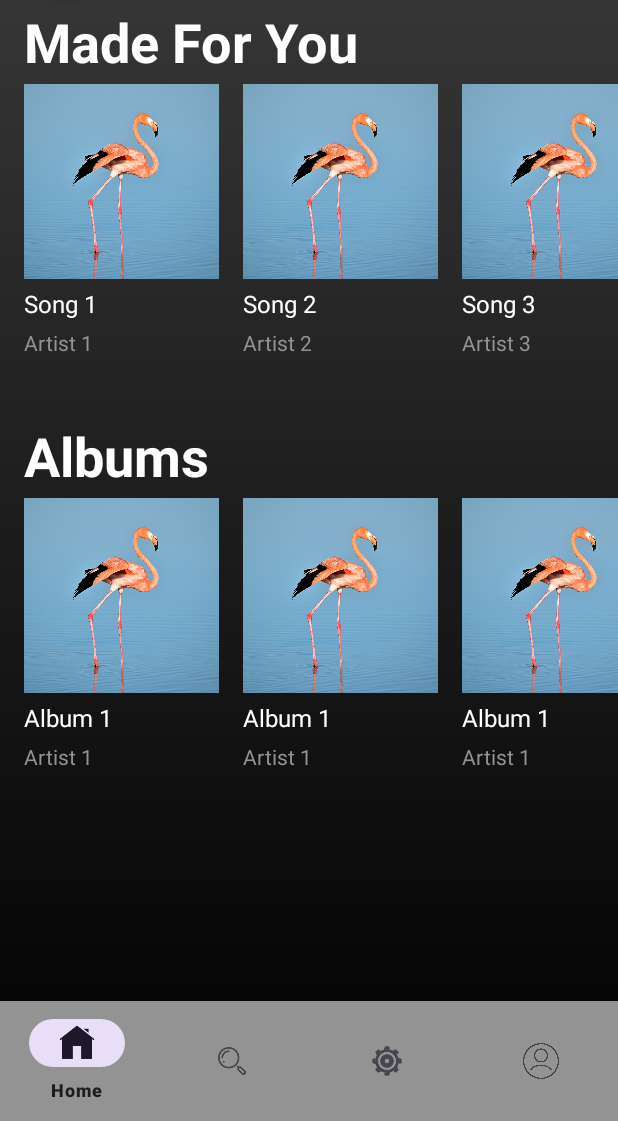
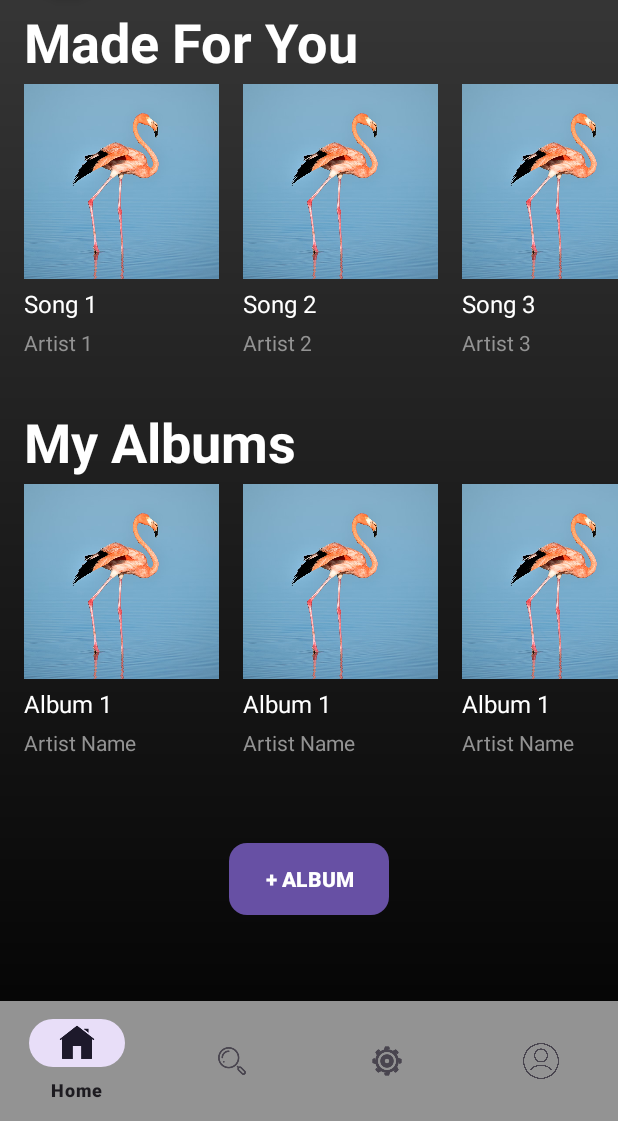
Before and after one commit to Buituansonzx/prm392, an Android app: the screen it shows after launch (Home), on a phone screen of 412 x 824 dp, the part 115-1236 px from its top. Run offline under Robolectric (Android 15) with nearby library versions, the phone set to English and light mode, and no system bars.

Commit message:
btn_add_album in homepage

```diff
--- a/app/src/main/java/com/example/musicapp/AlbumsAdapter.java
+++ b/app/src/main/java/com/example/musicapp/AlbumsAdapter.java
@@ -30,7 +30,6 @@ public class AlbumsAdapter extends RecyclerView.Adapter<AlbumsAdapter.AlbumsView
     public void onBindViewHolder(@NonNull AlbumsViewHolder holder, int position) {
         AlbumsItem currentItem = albumItems.get(position);
         holder.songNameTextView.setText(currentItem.getAlbumName());
-        holder.artistNameTextView.setText(currentItem.getArtistName());
 
         // Đặt hình ảnh cho ImageView. Bạn có thể sử dụng thư viện Glide hoặc Picasso để tải ảnh từ URL.
         holder.songImageView.setImageResource(currentItem.getImageResource());
@@ -57,12 +56,10 @@ public class AlbumsAdapter extends RecyclerView.Adapter<AlbumsAdapter.AlbumsView
     // Playlist item model class
     public static class AlbumsItem {
         private String albumName;
-        private String artistName;
         private int imageResource;
 
-        public AlbumsItem(String albumName, String artistName, int imageResource) {
+        public AlbumsItem(String albumName, int imageResource) {
             this.albumName = albumName;
-            this.artistName = artistName;
             this.imageResource = imageResource;
         }
 
@@ -70,9 +67,6 @@ public class AlbumsAdapter extends RecyclerView.Adapter<AlbumsAdapter.AlbumsView
             return albumName;
         }
 
-        public String getArtistName() {
-            return artistName;
-        }
 
         public int getImageResource() {
             return imageResource;
--- a/app/src/main/java/com/example/musicapp/Home.java
+++ b/app/src/main/java/com/example/musicapp/Home.java
@@ -42,12 +42,12 @@ public class Home extends AppCompatActivity {
         playlistItems.add(new PlaylistAdapter.PlaylistItem("Song 1", "Artist 1", R.drawable.img));
         // ... Thêm các mục khác nếu cần
         List<AlbumsAdapter.AlbumsItem> albumItems = new ArrayList<>();
-        albumItems.add(new AlbumsAdapter.AlbumsItem("Album 1", "Artist 1", R.drawable.img));
-        albumItems.add(new AlbumsAdapter.AlbumsItem("Album 1", "Artist 1", R.drawable.img));
-        albumItems.add(new AlbumsAdapter.AlbumsItem("Album 1", "Artist 1", R.drawable.img));
-        albumItems.add(new AlbumsAdapter.AlbumsItem("Album 1", "Artist 1", R.drawable.img));
-        albumItems.add(new AlbumsAdapter.AlbumsItem("Album 1", "Artist 1", R.drawable.img));
-        albumItems.add(new AlbumsAdapter.AlbumsItem("Album 1", "Artist 1", R.drawable.img));
+        albumItems.add(new AlbumsAdapter.AlbumsItem("Album 1", R.drawable.img));
+        albumItems.add(new AlbumsAdapter.AlbumsItem("Album 1", R.drawable.img));
+        albumItems.add(new AlbumsAdapter.AlbumsItem("Album 1", R.drawable.img));
+        albumItems.add(new AlbumsAdapter.AlbumsItem("Album 1", R.drawable.img));
+        albumItems.add(new AlbumsAdapter.AlbumsItem("Album 1", R.drawable.img));
+        albumItems.add(new AlbumsAdapter.AlbumsItem("Album 1", R.drawable.img));
 
         // Thiết lập adapter và gán vào RecyclerView
         playlistAdapter = new PlaylistAdapter(playlistItems);
--- /dev/null
+++ b/app/src/main/res/drawable/button_background.xml
@@ -0,0 +1,18 @@
+<!-- button_background.xml -->
+<selector xmlns:android="http://schemas.android.com/apk/res/android">
+    <!-- Trạng thái khi nhấn giữ -->
+    <item android:state_pressed="true">
+        <shape android:shape="rectangle">
+            <solid android:color="@color/button_pressed_color" />
+            <corners android:radius="12dp" /> <!-- Độ bo góc của Button -->
+        </shape>
+    </item>
+
+    <!-- Trạng thái mặc định -->
+    <item>
+        <shape android:shape="rectangle">
+            <solid android:color="@color/button_bg_color" />
+            <corners android:radius="12dp" />
+        </shape>
+    </item>
+</selector>
--- /dev/null
+++ b/app/src/main/res/drawable/ripple_effect.xml
@@ -0,0 +1,19 @@
+<ripple xmlns:android="http://schemas.android.com/apk/res/android"
+    android:color="@color/button_pressed_color"> <!-- Màu khi nhấn -->
+
+    <!-- Màu của hiệu ứng ripple -->
+    <item>
+        <shape android:shape="rectangle">
+            <solid android:color="@color/button_bg_color" /> <!-- Nền của ripple -->
+            <corners android:radius="12dp" />
+        </shape>
+    </item>
+
+    <!-- Mask để xác định vùng ripple, dùng màu khác hoặc loại bỏ nếu không cần thiết -->
+    <item android:id="@android:id/mask">
+        <shape android:shape="rectangle">
+            <solid android:color="@android:color/white" /> <!-- Màu của mask -->
+            <corners android:radius="12dp" />
+        </shape>
+    </item>
+</ripple>
--- a/app/src/main/res/layout/activity_home.xml
+++ b/app/src/main/res/layout/activity_home.xml
@@ -8,6 +8,7 @@
     android:background="@drawable/gradient_background"
     tools:context=".Home">
 
+    <!-- Các thành phần như TextView, RecyclerView... -->
     <TextView
         android:id="@+id/madeforyou"
         android:layout_width="wrap_content"
@@ -27,7 +28,6 @@
         android:layout_height="wrap_content"
         android:orientation="horizontal"
         app:layout_constraintEnd_toEndOf="parent"
-        app:layout_constraintHorizontal_bias="1.0"
         app:layout_constraintStart_toStartOf="parent"
         app:layout_constraintTop_toBottomOf="@id/madeforyou" />
 
@@ -36,13 +36,13 @@
         android:layout_width="wrap_content"
         android:layout_height="wrap_content"
         android:layout_marginStart="16dp"
-        android:layout_marginTop="356dp"
-        android:text="Albums"
+        android:layout_marginTop="32dp"
+        android:text="@string/my_albums"
         android:textColor="@color/white"
         android:textSize="36sp"
         android:textStyle="bold"
         app:layout_constraintStart_toStartOf="parent"
-        app:layout_constraintTop_toTopOf="parent" />
+        app:layout_constraintTop_toBottomOf="@id/recyclerview" />
 
     <androidx.recyclerview.widget.RecyclerView
         android:id="@+id/recyclerablbums"
@@ -50,7 +50,6 @@
         android:layout_height="wrap_content"
         android:orientation="horizontal"
         app:layout_constraintEnd_toEndOf="parent"
-        app:layout_constraintHorizontal_bias="1.0"
         app:layout_constraintStart_toStartOf="parent"
         app:layout_constraintTop_toBottomOf="@id/albums" />
 
@@ -64,6 +63,7 @@
         app:layout_constraintTop_toTopOf="parent" />
 
     <androidx.cardview.widget.CardView
+        android:id="@+id/cardView"
         android:layout_width="60dp"
         android:layout_height="60dp"
         android:layout_gravity="center"
@@ -82,27 +82,38 @@
             android:src="@mipmap/logomusic2" />
     </androidx.cardview.widget.CardView>
 
-    <RelativeLayout
-        android:layout_width="match_parent"
-        android:layout_height="match_parent" >
-
-        <!-- Nội dung chính của Activity -->
+    <!-- FrameLayout chứa nội dung chính -->
     <FrameLayout
         android:id="@+id/fragment_container"
-            android:layout_width="match_parent"
-            android:layout_height="match_parent"
-            android:layout_above="@id/bottom_navigation" />
+        android:layout_width="0dp"
+        android:layout_height="0dp"
+        app:layout_constraintBottom_toTopOf="@+id/bottom_navigation"
+        app:layout_constraintEnd_toEndOf="parent"
+        app:layout_constraintStart_toStartOf="parent"
+        app:layout_constraintTop_toBottomOf="@id/recyclerablbums">
+
+        <Button
+            android:id="@+id/btn_add_album"
+            android:layout_width="wrap_content"
+            android:layout_height="wrap_content"
+            android:layout_gravity="center"
+            android:text="+ ALBUM"
+            android:textStyle="bold"
+            android:textColor="@color/button_text_color"
+            android:background="@drawable/ripple_effect"
+            android:backgroundTint="#AAA2B4"
+            app:layout_constraintBottom_toBottomOf="parent"
+            app:layout_constraintEnd_toEndOf="parent"
+            app:layout_constraintStart_toStartOf="parent" />
+    </FrameLayout>
 
     <!-- BottomNavigationView -->
     <com.google.android.material.bottomnavigation.BottomNavigationView
         android:id="@+id/bottom_navigation"
         android:layout_width="match_parent"
         android:layout_height="wrap_content"
-            android:layout_alignParentBottom="true"
-            app:menu="@layout/bottom_nav_menu"
-            android:background="@color/gray"/>
-
-    </RelativeLayout>
-
+        android:background="@color/gray"
+        app:layout_constraintBottom_toBottomOf="parent"
+        app:menu="@layout/bottom_nav_menu" />
 
 </androidx.constraintlayout.widget.ConstraintLayout>
--- a/app/src/main/res/values/colors.xml
+++ b/app/src/main/res/values/colors.xml
@@ -3,4 +3,7 @@
     <color name="black">#FF000000</color>
     <color name="white">#FFFFFFFF</color>
     <color name="gray">#939393</color>
+    <color name="button_bg_color">#3CC141</color> <!-- Màu nền của Button -->
+    <color name="button_text_color">#FFFFFF</color> <!-- Màu chữ của Button -->
+    <color name="button_pressed_color">#08740D</color> <!-- Màu khi nhấn Button -->
 </resources>
--- a/app/src/main/res/values/strings.xml
+++ b/app/src/main/res/values/strings.xml
@@ -1,4 +1,5 @@
 <resources>
     <string name="app_name">MusicApp</string>
     <string name="made_for_you">Made For You</string>
+    <string name="my_albums">My Albums</string>
 </resources>
```
Lines whose indentation alone changed are shown as unchanged.
